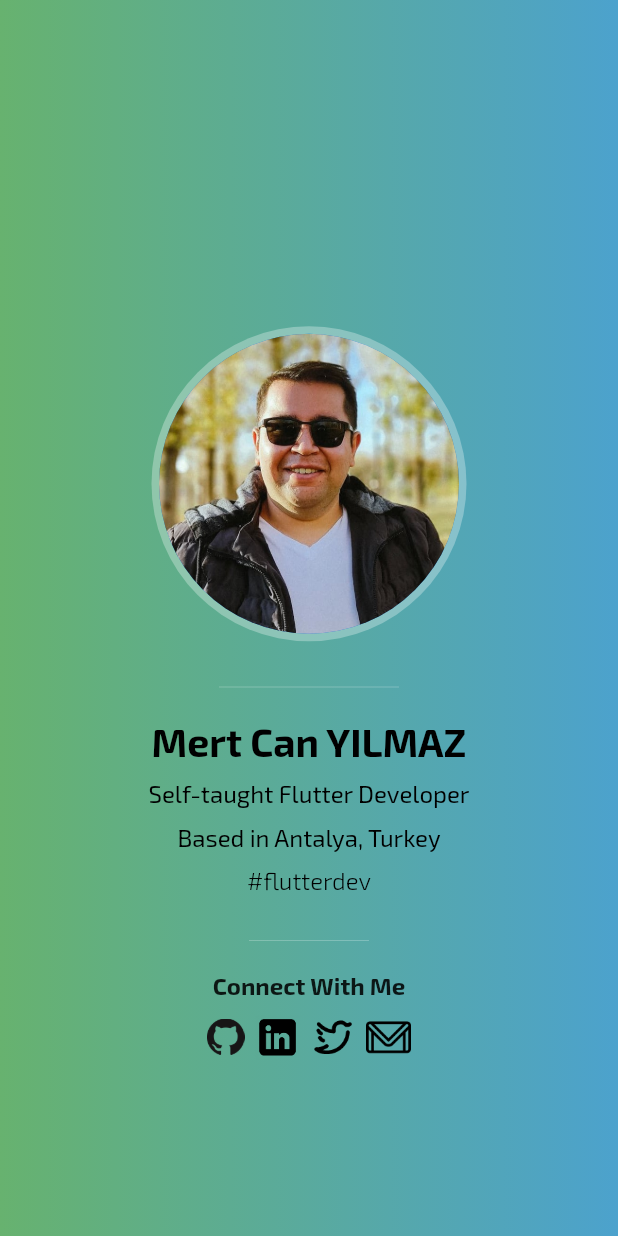
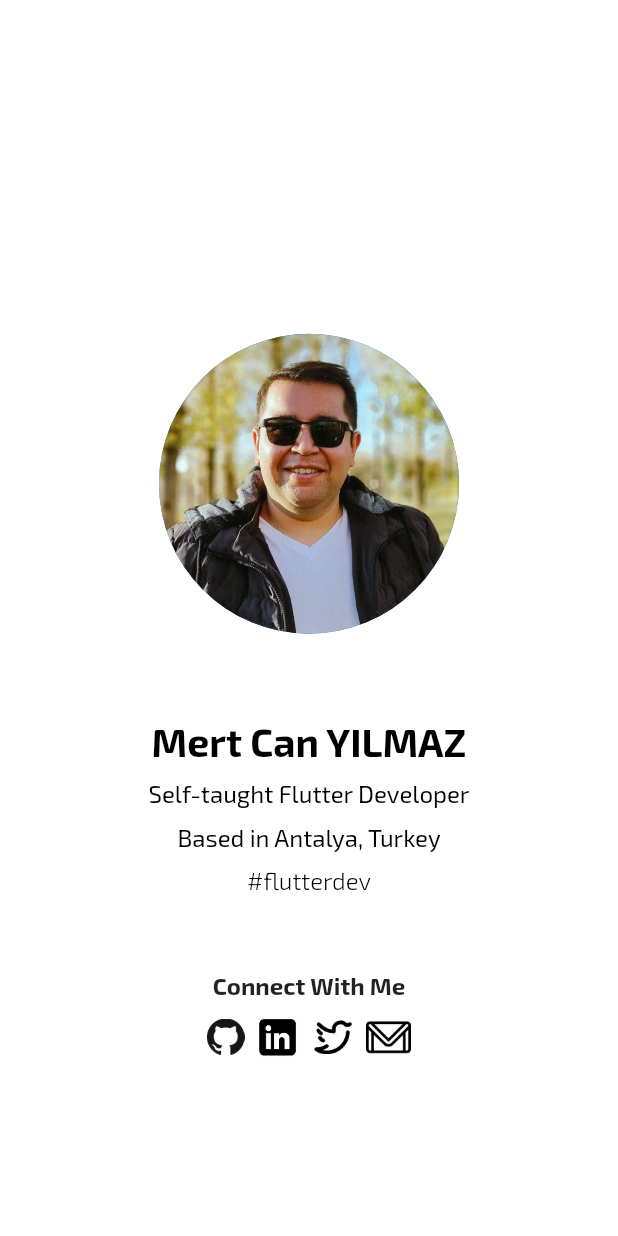
Before and after one commit to mertcandev/flutter-web-portfolio-sample, a Flutter app: the screen it shows after launch, on a phone screen of 412 x 824 dp. Run offline on Flutter 3.47's test engine with Material 2 defaults, Android fonts, the light colour scheme and no system bars; our stand-ins replace google_fonts; missing offline and left inert: dart:html.

Commit message:
Color Update

```diff
--- a/lib/main.dart
+++ b/lib/main.dart
@@ -43,7 +43,8 @@ class _AnaSayfaState extends State<AnaSayfa> {
               //colors: [Color(0xff373B44), Color(0xff4286f4)],
               //colors: [Color(0xfffc4a1a), Color(0xfff7b733)],
               //colors: [Color(0xff1c92d2), Color(0xfff2fcfe)],
-              colors: [Color(0xff67B26F), Color(0xff4ca2cd)]),
+              //colors: [Color(0xff67B26F), Color(0xff4ca2cd)],
+              colors: [Color(0xffffffff), Color(0xffffffff)]),
         ),
         child: Center(
           child: SingleChildScrollView(
```
Also changed, not shown: 1 other file.
